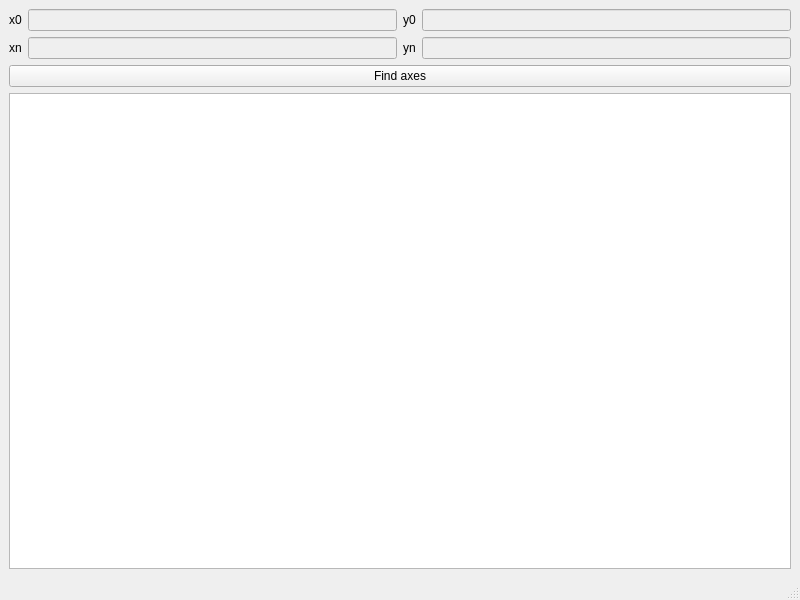
Above: PI/pi.ui from gaporf/diploma-2 before the change. Below: the same form after it.
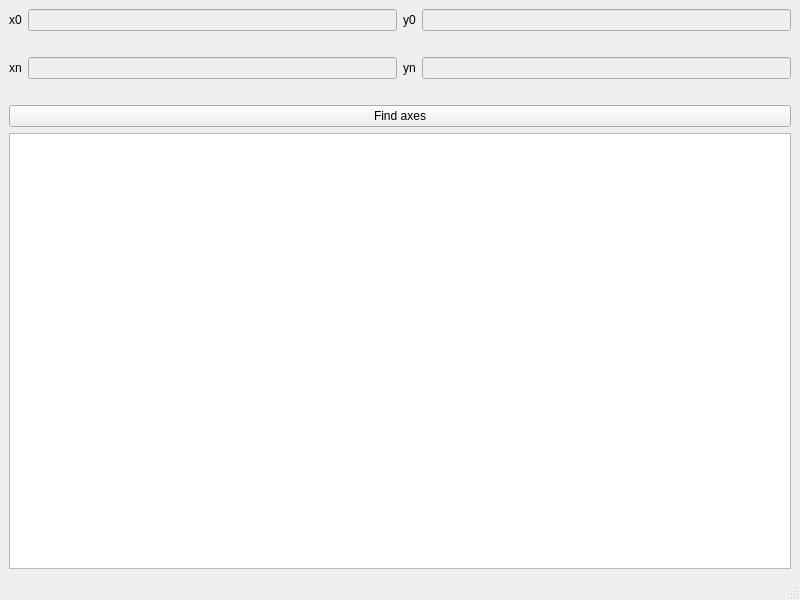
That is the form after the change.

```diff
--- a/PI/pi.ui
+++ b/PI/pi.ui
@@ -15,6 +15,52 @@
   </property>
   <widget class="QWidget" name="centralwidget">
    <layout class="QGridLayout" name="gridLayout">
+    <item row="5" column="0">
+     <layout class="QHBoxLayout" name="horizontalLayout_3">
+      <item>
+       <widget class="QPushButton" name="findAxesButton">
+        <property name="text">
+         <string>Find axes</string>
+        </property>
+       </widget>
+      </item>
+     </layout>
+    </item>
+    <item row="3" column="0">
+     <layout class="QHBoxLayout" name="horizontalLayout_2">
+      <item>
+       <widget class="QLabel" name="label_3">
+        <property name="text">
+         <string>xn</string>
+        </property>
+       </widget>
+      </item>
+      <item>
+       <widget class="QLineEdit" name="xnLineEdit">
+        <property name="enabled">
+         <bool>false</bool>
+        </property>
+       </widget>
+      </item>
+      <item>
+       <widget class="QLabel" name="label_4">
+        <property name="text">
+         <string>yn</string>
+        </property>
+       </widget>
+      </item>
+      <item>
+       <widget class="QLineEdit" name="ynLineEdit">
+        <property name="enabled">
+         <bool>false</bool>
+        </property>
+       </widget>
+      </item>
+     </layout>
+    </item>
+    <item row="10" column="0">
+     <widget class="QTextBrowser" name="logs"/>
+    </item>
     <item row="0" column="0">
      <layout class="QHBoxLayout" name="horizontalLayout">
       <item>
@@ -47,52 +93,42 @@
       </item>
      </layout>
     </item>
-    <item row="2" column="0">
-     <layout class="QHBoxLayout" name="horizontalLayout_2">
+    <item row="1" column="0">
+     <layout class="QHBoxLayout" name="horizontalLayout_4" stretch="0,0">
       <item>
-       <widget class="QLabel" name="label_3">
+       <widget class="QLabel" name="x0Label">
         <property name="text">
-         <string>xn</string>
+         <string/>
         </property>
        </widget>
       </item>
       <item>
-       <widget class="QLineEdit" name="xnLineEdit">
-        <property name="enabled">
-         <bool>false</bool>
-        </property>
-       </widget>
-      </item>
-      <item>
-       <widget class="QLabel" name="label_4">
+       <widget class="QLabel" name="y0Label">
         <property name="text">
-         <string>yn</string>
-        </property>
-       </widget>
-      </item>
-      <item>
-       <widget class="QLineEdit" name="ynLineEdit">
-        <property name="enabled">
-         <bool>false</bool>
+         <string/>
         </property>
        </widget>
       </item>
      </layout>
     </item>
     <item row="4" column="0">
-     <layout class="QHBoxLayout" name="horizontalLayout_3">
+     <layout class="QHBoxLayout" name="horizontalLayout_5">
       <item>
-       <widget class="QPushButton" name="findAxesButton">
+       <widget class="QLabel" name="xnLabel">
         <property name="text">
-         <string>Find axes</string>
+         <string/>
+        </property>
+       </widget>
+      </item>
+      <item>
+       <widget class="QLabel" name="ynLabel">
+        <property name="text">
+         <string/>
         </property>
        </widget>
       </item>
      </layout>
     </item>
-    <item row="9" column="0">
-     <widget class="QTextBrowser" name="logs"/>
-    </item>
    </layout>
   </widget>
   <widget class="QMenuBar" name="menubar">
```
